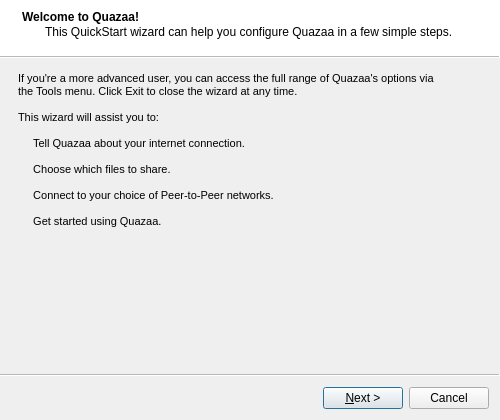
Qt form Quazaa/UI/wizardquickstart.ui (c3c/quazaa) before a commit.
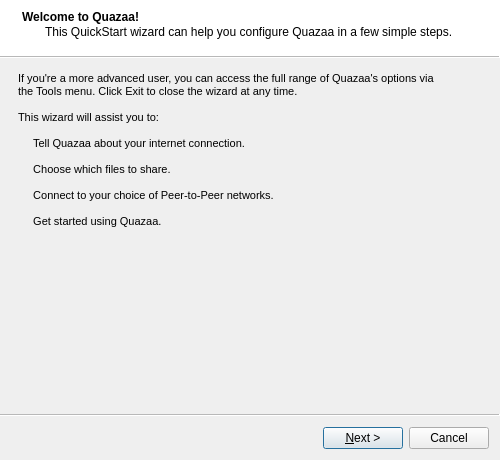
The same form after that commit. Icons and pictures are not drawn.

Commit message: A little cosmetics in QuickStart Wizard.

```diff
--- a/Quazaa/UI/wizardquickstart.ui
+++ b/Quazaa/UI/wizardquickstart.ui
@@ -7,13 +7,13 @@
     <x>0</x>
     <y>0</y>
     <width>500</width>
-    <height>420</height>
+    <height>460</height>
    </rect>
   </property>
   <property name="minimumSize">
    <size>
     <width>500</width>
-    <height>420</height>
+    <height>460</height>
    </size>
   </property>
   <property name="maximumSize">
```
